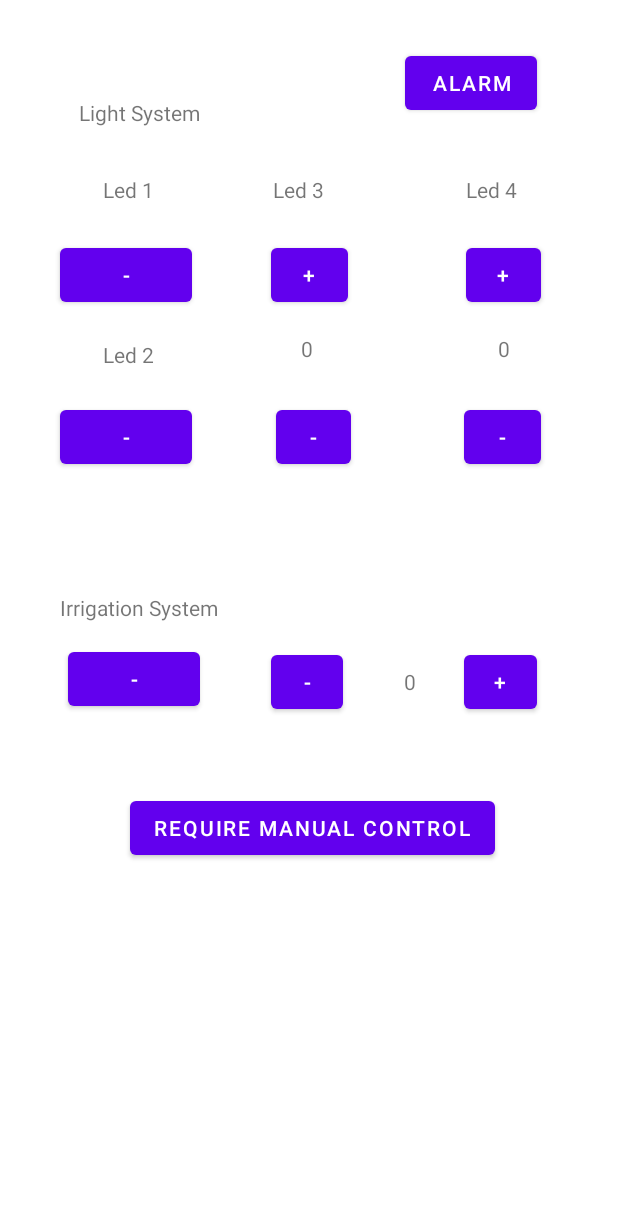
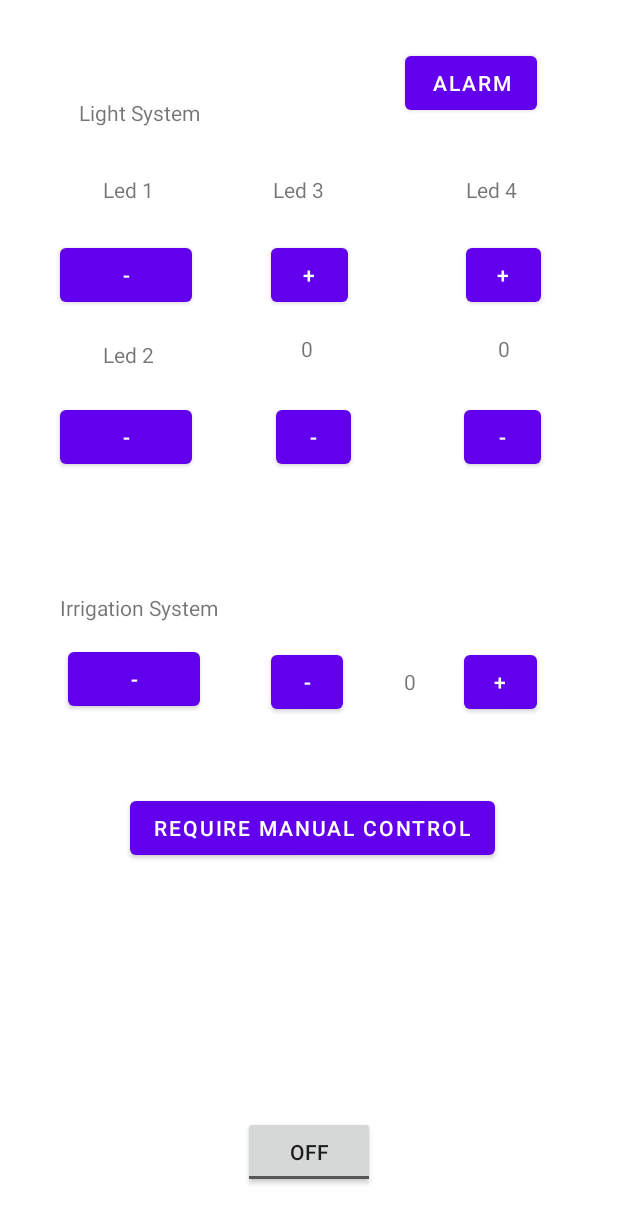
Before and after one commit to CipStr/SmartGarden, an Android app: the layout activity_main.xml on its own in the app's theme, with its tools: preview values and no code run, on a phone screen of 412 x 824 dp. Shown: the top 1223 px of the screen. Run offline under Robolectric (Android 15) with nearby library versions, the phone set to English and light mode, and no system bars.

Commit message:
Added bluetooth connection to arduinoGarden still TODO message implementation

```diff
--- a/SmartGardenAndroid/app/src/main/res/layout/activity_main.xml
+++ b/SmartGardenAndroid/app/src/main/res/layout/activity_main.xml
@@ -210,4 +210,13 @@
         app:layout_constraintStart_toEndOf="@+id/led3"
         app:layout_constraintTop_toTopOf="parent" />
 
+    <ToggleButton
+        android:id="@+id/tgb"
+        android:layout_width="wrap_content"
+        android:layout_height="wrap_content"
+        android:layout_marginBottom="32dp"
+        app:layout_constraintBottom_toBottomOf="parent"
+        app:layout_constraintEnd_toEndOf="parent"
+        app:layout_constraintStart_toStartOf="parent" />
+
 </androidx.constraintlayout.widget.ConstraintLayout>
--- a/SmartGardenAndroid/build.gradle
+++ b/SmartGardenAndroid/build.gradle
@@ -1,7 +1,7 @@
 // Top-level build file where you can add configuration options common to all sub-projects/modules.
 plugins {
-    id 'com.android.application' version '7.2.0' apply false
-    id 'com.android.library' version '7.2.0' apply false
+    id 'com.android.application' version '7.2.1' apply false
+    id 'com.android.library' version '7.2.1' apply false
 }
 
 task clean(type: Delete) {
```
Also changed, not shown: SmartGardenAndroid/app/src/main/AndroidManifest.xml (+8 -0 lines), SmartGardenAndroid/app/src/main/java/com/example/smartgardenandroid/MainActivity.java (+98 -12 lines).
